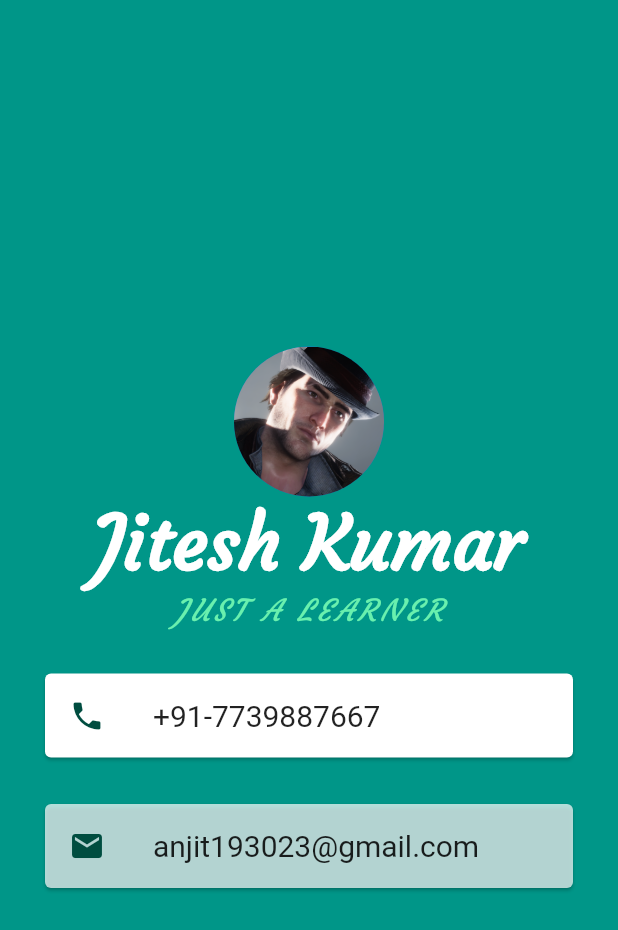
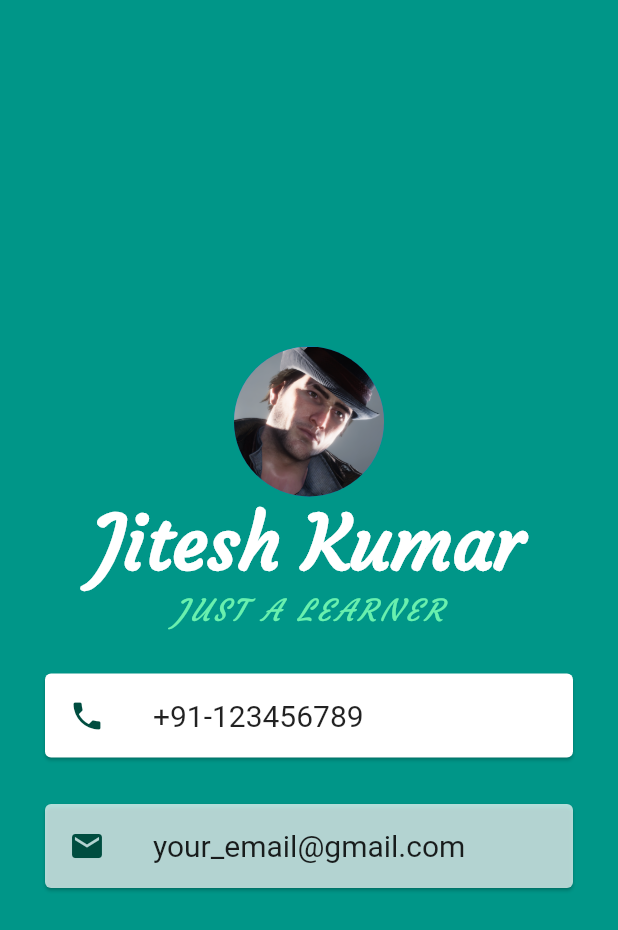
Before and after one commit to dreagon19/card_info, a Flutter app: the screen it shows after launch, on a phone screen of 412 x 824 dp. Shown: the top 930 px of the screen. Run offline on Flutter 3.47's test engine with Material 2 defaults, Android fonts, the phone set to English and light mode, and no system bars.

Commit message:
Update main.dart

```diff
--- a/lib/main.dart
+++ b/lib/main.dart
@@ -42,7 +42,7 @@ class apk1 extends StatelessWidget {
                 margin: EdgeInsets.all(30.0),
                 child:ListTile(
                   leading: Icon(Icons.phone,color: Colors.teal[900],),
-                  title: Text('+91-7739887667',
+                  title: Text('+91-123456789',
                     style: TextStyle(
                         fontSize: 20
                     ),
@@ -55,7 +55,7 @@ class apk1 extends StatelessWidget {
                 margin: EdgeInsets.symmetric( vertical: 1, horizontal: 30),
                 child:ListTile(
                   leading:Icon(Icons.email,color: Colors.teal[900],),
-                  title:Text('anjit193023@gmail.com',
+                  title:Text('your_email@gmail.com',
                     style: TextStyle(fontSize: 20),
                   ),
                 ),
```
